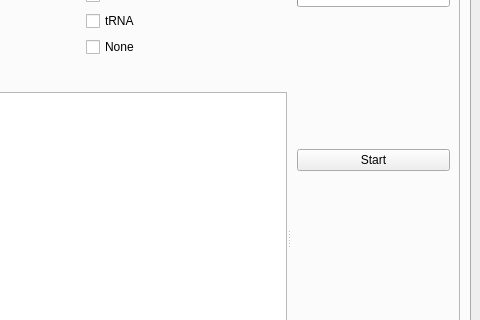
PotOfJam/ProjetAlgorithmesDuTexte, file src/app/application.ui: the form before one commit; both pictures show x 566 to 1046 and y 215 to 535 of the 1046 by 755 pixel window.
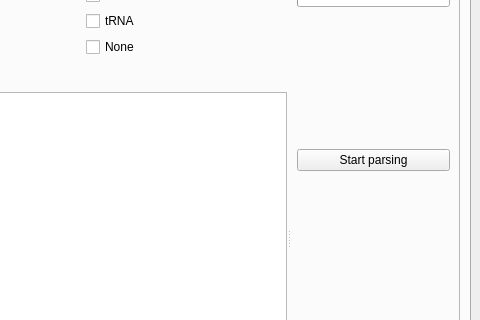
The form after the commit. Icons and pictures are not drawn.

Commit message: fix button labels

```diff
--- a/src/app/application.ui
+++ b/src/app/application.ui
@@ -368,7 +368,7 @@
                    <item row="2" column="1">
                     <widget class="QPushButton" name="pushButton">
                      <property name="text">
-                      <string>Start</string>
+                      <string>Start parsing</string>
                      </property>
                     </widget>
                    </item>
```
The commit also changes 1 other file.
